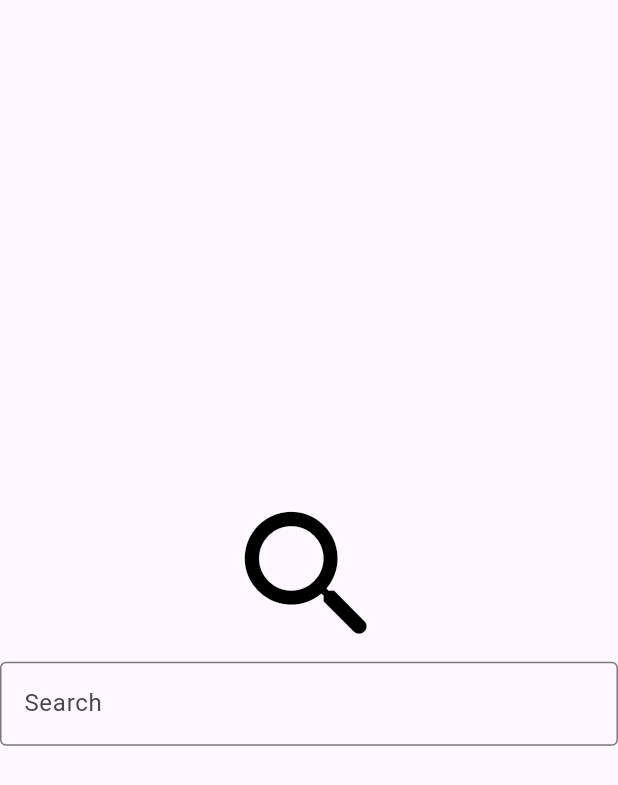
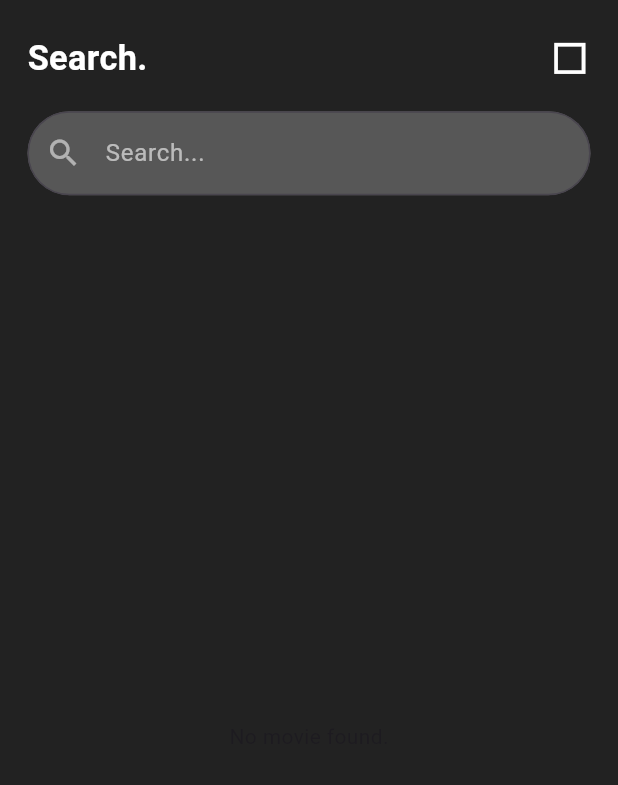
Before and after one commit to mahedi-bs23/movie_app, a Flutter app: the SearchScreen screen opened directly, on a phone screen of 412 x 824 dp. Shown: the top 785 px of the screen. Run offline on Flutter 3.47's test engine with Material 3 defaults, Android fonts, the phone set to English and light mode, and no system bars; our stand-ins replace flutter_rating_bar, flutter_screenutil, shared_preferences, shimmer; accounts and stored records are empty; network calls fail.

Commit message:
search debounce implemented

```diff
--- a/lib/data/repository/movie_repository_impl.dart
+++ b/lib/data/repository/movie_repository_impl.dart
@@ -6,7 +6,7 @@ import 'package:movie_app/data/model/movie_list_response_model.dart';
 import 'movie_repository.dart';
 
 const String movieUrl =
-    "https://yts.mx/api/v2/list_movies.json?sort_by=popular&order_by=desc";
+    "https://yts.mx/api/v2/list_movies.json?";
 
 class MovieRepositoryImpl extends MovieRepository {
   @override
--- a/lib/feature/all_screen_bottom_navigation.dart/all_screen_bottom_navigration.dart
+++ b/lib/feature/all_screen_bottom_navigation.dart/all_screen_bottom_navigration.dart
@@ -14,9 +14,7 @@ class AllScreenBottomNavigation extends StatelessWidget {
       valueListenable: viewModel.selectedNavigationMenu,
       builder: (context, value, _) {
         return Scaffold(
-          body: Container(
-            child: value.getView(),
-          ),
+          body: value.getView(),
           bottomNavigationBar: Container(
             color: Colors.black,
             padding: EdgeInsets.symmetric(vertical: 8.sp),
--- a/lib/feature/all_screen_bottom_navigation.dart/all_screen_viewmodel.dart
+++ b/lib/feature/all_screen_bottom_navigation.dart/all_screen_viewmodel.dart
@@ -4,7 +4,7 @@ import 'package:movie_app/feature/all_screen_bottom_navigation.dart/model/naviga
 
 class AllScreenViewModel {
   ValueNotifier<NavigationItemType> selectedNavigationMenu =
-      ValueNotifier(NavigationItemType.home);
+      ValueNotifier(NavigationItemType.search);
 
   List<NavigationItemModel> bottomNavigationItems = [
     NavigationItemModel(
@@ -34,6 +34,7 @@ class AllScreenViewModel {
   ];
 
   void onChangedSelectedNavigation(int index) {
+    print(bottomNavigationItems[index].navigationItemType);
     selectedNavigationMenu.value = bottomNavigationItems[index].navigationItemType;
   }
 }
--- a/lib/feature/all_screen_bottom_navigation.dart/model/navigation_item_type.dart
+++ b/lib/feature/all_screen_bottom_navigation.dart/model/navigation_item_type.dart
@@ -15,7 +15,7 @@ enum NavigationItemType {
       case NavigationItemType.home:
         return HomeScreen();
       case NavigationItemType.search:
-        return const SearchScreen();
+        return SearchScreen();
       case NavigationItemType.favourite:
         return const FavouriteScreen();
       case NavigationItemType.settings:
--- a/lib/feature/home/widget/home_screen_shimmer.dart
+++ b/lib/feature/home/widget/home_screen_shimmer.dart
@@ -4,8 +4,8 @@ import 'package:shimmer/shimmer.dart';
 
 Widget buildShimmerEffect() {
   return Shimmer.fromColors(
-    baseColor: Colors.grey[800]!,
-    highlightColor: Colors.grey[500]!,
+    baseColor: Colors.grey[500]!,
+    highlightColor: Colors.grey[200]!,
     child: Padding(
       padding: const EdgeInsets.only(top: 70, right: 20, bottom: 0, left: 20).r,
       child: SingleChildScrollView(
--- a/lib/feature/home/widget/special_movies.dart
+++ b/lib/feature/home/widget/special_movies.dart
@@ -346,12 +346,12 @@ class SpecialMovies extends StatelessWidget {
                       ///  Sliding Pointer List ///
 
                       Positioned(
-                        left: 220.sp,
+                        left: 150.sp,
                         //right: 20.sp,
                         bottom: 10.sp,
                         child: SizedBox(
                           height: 4.sp,
-                          width: 50.sp,
+                          width: 100.sp,
                           child: ListView.separated(
                             scrollDirection: Axis.horizontal,
                             itemCount: viewModelTow.allMovieData.value?.length
--- /dev/null
+++ b/lib/feature/search/model/debouncer.dart
@@ -0,0 +1,22 @@
+import 'dart:async';
+
+import 'package:flutter/cupertino.dart';
+
+class Debouncer {
+  final int milliseconds;
+  VoidCallback? action;
+  Timer? timer;
+
+  Debouncer({
+    required this.milliseconds
+  });
+
+  run(VoidCallback action){
+    if(timer != null) {
+      timer?.cancel();
+    }
+    timer = Timer(Duration(microseconds: milliseconds), action);
+  }
+
+
+}
--- a/lib/feature/search/search_screen.dart
+++ b/lib/feature/search/search_screen.dart
@@ -1,55 +1,106 @@
-import 'dart:async';
-
 import 'package:flutter/material.dart';
 import 'package:flutter_screenutil/flutter_screenutil.dart';
+import 'package:movie_app/feature/search/search_viewmodel.dart';
 
 class SearchScreen extends StatelessWidget {
-  const SearchScreen({super.key});
+  SearchScreen({super.key});
 
+  final SearchViewmodel searchViewmodel = SearchViewmodel();
 
   @override
   Widget build(BuildContext context) {
-    final TextEditingController controller = TextEditingController();
-    Timer? debounce;
-
-    @override
-    void dispose() {
-      controller.dispose();
-      debounce?.cancel();
-      //super.dispose();
-    }
-
-    void onSearchChanged(String query) {
-      if (debounce?.isActive ?? false) debounce?.cancel();
-      debounce = Timer(const Duration(seconds: 1), () {
-        // Perform the search operation here
-        print('Searching for: $query');
-      });
-    }
-
+    searchViewmodel.searchTextEditingController
+        .addListener(searchViewmodel.onSearchChanged);
     return Scaffold(
+      backgroundColor: Colors.black87,
       body: SafeArea(
         child: SizedBox(
           height: double.infinity,
           width: double.infinity,
+          child: Padding(
+            padding: EdgeInsets.only(top: 20.sp, left: 16.sp, right: 16.sp),
             child: Column(
-            mainAxisAlignment: MainAxisAlignment.center,
+              mainAxisAlignment: MainAxisAlignment.start,
               crossAxisAlignment: CrossAxisAlignment.center,
               children: [
+                Row(
+                  //mainAxisAlignment: MainAxisAlignment.start,
+                  children: [
+                    Text(
+                      'Search.',
+                      style: TextStyle(
+                          color: Colors.white,
+                          fontSize: 20.sp,
+                          fontWeight: FontWeight.w600),
+                    ),
+                    const Spacer(),
                     Icon(
-                Icons.search_rounded,
-                color: Colors.black,
-                size: 100.sp,
+                      Icons.square_outlined,
+                      color: Colors.white,
+                      size: 24.sp,
+                    )
+                  ],
                 ),
-              TextField(
-                controller: controller,
-                onChanged: onSearchChanged,
+                SizedBox(
+                  height: 16.sp,
+                ),
+                SizedBox(
+                  child: TextFormField(
+                    controller: searchViewmodel.searchTextEditingController,
+                    style: const TextStyle(color: Colors.white54),
+                    cursorColor: Colors.white,
+                    keyboardType: TextInputType.text,
                     decoration: InputDecoration(
-                  labelText: 'Search',
-                  border: OutlineInputBorder(),
+                      filled: true,
+                      fillColor: Colors.white24,
+                      prefixIcon: Icon(Icons.search),
+                      prefixIconColor: Colors.white54,
+                      hintText: "Search...",
+                      hintStyle: const TextStyle(
+                        color: Colors.white60,
+                      ),
+                      focusedBorder: OutlineInputBorder(
+                        borderRadius: BorderRadius.circular(30).r,
+                        borderSide: BorderSide(
+                          width: 1.r,
+                          color: Colors.white60,
                         ),
                       ),
+                      border: OutlineInputBorder(
+                        borderRadius: BorderRadius.circular(30).r,
+                        borderSide: BorderSide(
+                          width: 1.r,
+                          color: Colors.white60,
+                        ),
+                      ),
+                    ),
+                  ),
+                ),
+                SizedBox(
+                  height: 24.sp,
+                ),
+                Expanded(
+                  child: ValueListenableBuilder(
+                    valueListenable: searchViewmodel.suggestionList,
+                    builder: (context, suggestionList, _){
+                      if(suggestionList!.isEmpty){
+                        return Center(child: Text("No movie found."),);
+                      }
+
+                      return ListView.builder(
+                        itemCount: suggestionList.length,
+                        itemBuilder: (context, index) {
+                          return ListTile(
+                            title: Text(suggestionList[index].title, style: TextStyle(color: Colors.white),),
+                          );
+                        },
+                      );
+
+                    },
+                  ),
+                )
               ],
+            ),
           ),
         ),
       ),
--- /dev/null
+++ b/lib/feature/search/search_viewmodel.dart
@@ -0,0 +1,32 @@
+import 'package:flutter/cupertino.dart';
+import 'package:flutter/foundation.dart';
+import 'package:flutter/material.dart';
+import 'package:movie_app/data/model/movie_list_response_model.dart';
+import 'package:movie_app/data/repository/search_movie_repository.dart';
+import 'package:movie_app/feature/search/model/debouncer.dart';
+
+class SearchViewmodel {
+  TextEditingController searchTextEditingController = TextEditingController();
+
+  final ValueNotifier<List?> _suggestionList = ValueNotifier<List>([]);
+
+  ValueListenable<List?> get suggestionList => _suggestionList;
+
+  SearchMovieRepository searchMovieRepository = SearchMovieRepository();
+
+  final Debouncer _debouncer = Debouncer(milliseconds: 100);
+
+  void onSearchChanged() {
+    _debouncer.run(() async {
+      MovieListResponseModel movieListResponse = await searchMovieRepository
+          .getSearchMovieList(searchTextEditingController.text);
+      _suggestionList.value = [];
+      _suggestionList.value = movieListResponse.data?.movies;
+    });
+  }
+
+  void dispose() {
+
+  }
+
+}
```
Also changed, not shown: lib/data/repository/movie_repository_impl2.dart (deleted, +0 -24 lines), lib/data/repository/search_movie_repository.dart (added, +25 -0 lines). Lines whose indentation alone changed are shown as unchanged.
